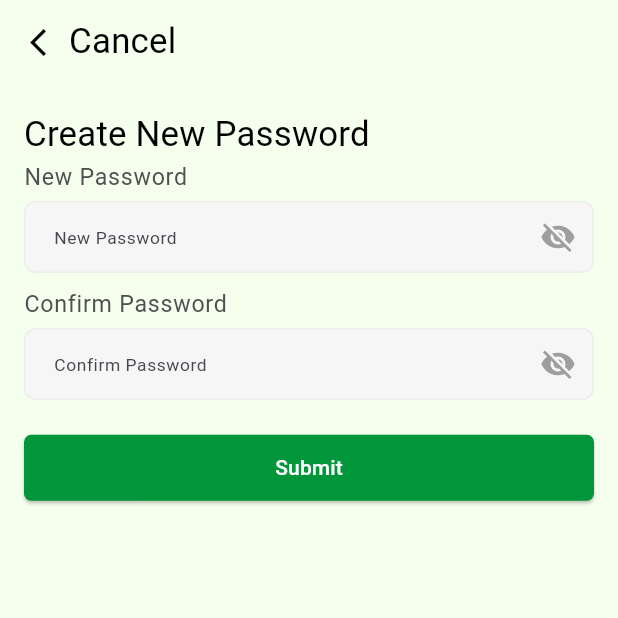
After one commit to nhahub/NHA-228, a Flutter app: the CreateNewPasswordScreen screen opened directly, on a phone screen of 412 x 824 dp, the top half of it. The commit adds this screen. Run offline on Flutter 3.47's test engine with Material 3 defaults, Android fonts, the light colour scheme and no system bars; our stand-ins replace firebase_auth, firebase_core, flutter_bloc, flutter_screenutil, go_router; accounts and stored records are empty; Roboto replaces fonts that are missing (otama.ep).

Commit message:
Finish the password creation page (Fatima's task) and add the app routers file

```diff
--- a/nha_228/lib/core/constants/app_strings.dart
+++ b/nha_228/lib/core/constants/app_strings.dart
@@ -42,7 +42,7 @@ class AppStrings {
   static const String confirmOtp = 'Confirm';
   static const String resendCode = 'Resend Code in 00:59';
 
-  static const String resetPasswordTitle = 'Create New Password';
+  static const String createNewPassword = 'Create New Password';
   static const String newPassword = 'New Password';
   static const String submit = 'Submit';
 
@@ -95,7 +95,7 @@ class AppStrings {
   static const dateOfBirth = "Date of Birth";
   static const save = "save";
 
-   static const String fieldRequired = "This field is required";
+  static const String fieldRequired = "This field is required";
 
   // Email
   static const String emailEmpty = "Please enter your email";
@@ -103,7 +103,8 @@ class AppStrings {
 
   // Password
   static const String passwordEmpty = "Please enter your password";
-  static const String passwordTooShort = "Password must be at least 6 characters";
+  static const String passwordTooShort =
+      "Password must be at least 6 characters";
 
   // Confirm Password
   static const String confirmPasswordEmpty = "Please confirm your password";
@@ -111,10 +112,11 @@ class AppStrings {
 
   // First Name
   static const String firstNameEmpty = "Please enter your first name";
-  static const String firstNameTooShort = "First name must be at least 2 characters";
+  static const String firstNameTooShort =
+      "First name must be at least 2 characters";
 
   // Last Name
   static const String lastNameEmpty = "Please enter your last name";
-  static const String lastNameTooShort = "Last name must be at least 2 characters";
-
+  static const String lastNameTooShort =
+      "Last name must be at least 2 characters";
 }
--- a/nha_228/lib/core/constants/app_values.dart
+++ b/nha_228/lib/core/constants/app_values.dart
@@ -4,15 +4,16 @@ class AppValues {
   static double h44 = 44.h;
   static double h10 = 10.h;
   static double h16 = 16.h;
+  static double h24 = 24.h;
   static double sp38 = 38.sp;
   static double sp14 = 14.sp;
   static double r8 = 8.r;
   static double w18 = 18.w;
-   static double padding = 18.w;
+  static double padding = 18.w;
   static double buttonHeight = 44.h;
   static double splashSpacing = 10.h;
   static double fieldSpacing = 16.h;
   static double titleFontSize = 38.sp;
   static double subtitleFontSize = 14.sp;
-  static double fieldBoarderRadius=16.r;
+  static double fieldBoarderRadius = 16.r;
 }
--- /dev/null
+++ b/nha_228/lib/core/utils/app_routers.dart
@@ -0,0 +1,31 @@
+import 'package:go_router/go_router.dart';
+import 'package:nha_228/features/auth/screens/login_screen.dart';
+import 'package:nha_228/features/auth/screens/register_screen.dart';
+import 'package:nha_228/features/home/screens/home_screen.dart';
+import 'package:nha_228/features/splash/screens/splash_screen.dart';
+
+abstract class AppRouter {
+  static const homeScreen = '/HomeScreen';
+  static const searchScreen = '/SearchScreen';
+  static const loginScreen = '/LoginScreen';
+  static const registerScreen = '/RegisterScreen';
+
+  static final router = GoRouter(
+    routes: [
+      GoRoute(path: '/', builder: (context, state) => const SplashScreen()),
+      GoRoute(path: loginScreen, builder: (context, state) => LoginScreen()),
+      GoRoute(
+        path: registerScreen,
+        builder: (context, state) => RegisterScreen(),
+      ),
+      //   GoRoute(
+      //     path: searchScreen,
+      //     builder: (context, state) => const SearchScreen(),
+      //   ),
+      GoRoute(
+        path: homeScreen,
+        builder: (context, state) => const HomeScreen(),
+      ),
+    ],
+  );
+}
--- /dev/null
+++ b/nha_228/lib/core/widgets/custom_app_bar.dart
@@ -0,0 +1,44 @@
+import 'package:flutter/material.dart';
+
+class CustomAppBar extends StatelessWidget implements PreferredSizeWidget {
+  final String title;
+
+  const CustomAppBar({super.key, required this.title});
+
+  @override
+  Widget build(BuildContext context) {
+    final isRtl = Directionality.of(context) == TextDirection.rtl;
+
+    return AppBar(
+      backgroundColor: Colors.transparent,
+      elevation: 0,
+      automaticallyImplyLeading: false,
+      title: Row(
+        mainAxisSize: MainAxisSize.min,
+        children: [
+          InkWell(
+            onTap: () => Navigator.pop(context),
+            child: Padding(
+              padding: const EdgeInsets.symmetric(horizontal: 4),
+              child: Icon(
+                isRtl ? Icons.arrow_forward_ios : Icons.arrow_back_ios,
+                color: Colors.black,
+                size: 22,
+              ),
+            ),
+          ),
+          Text(
+            title,
+            style: Theme.of(context).textTheme.titleMedium?.copyWith(
+              color: Colors.black,
+              fontFamily: 'otama.ep',
+            ),
+          ),
+        ],
+      ),
+    );
+  }
+
+  @override
+  Size get preferredSize => const Size.fromHeight(kToolbarHeight);
+}
--- /dev/null
+++ b/nha_228/lib/features/auth/screens/create_new_passward_screen.dart
@@ -0,0 +1,111 @@
+import 'package:flutter/material.dart';
+import 'package:firebase_auth/firebase_auth.dart';
+import 'package:go_router/go_router.dart';
+import 'package:nha_228/core/constants/app_strings.dart';
+import 'package:nha_228/core/constants/app_values.dart';
+import 'package:nha_228/core/utils/app_routers.dart';
+import 'package:nha_228/core/widgets/custom_app_bar.dart';
+import 'package:nha_228/core/widgets/custom_botton.dart';
+import 'package:nha_228/features/auth/widgets/custom_snack_bar.dart';
+import 'package:nha_228/features/auth/widgets/custom_text_filed.dart';
+
+class CreateNewPasswordScreen extends StatelessWidget {
+  CreateNewPasswordScreen({super.key});
+
+  final _formKey = GlobalKey<FormState>();
+  final newPasswordController = TextEditingController();
+  final confirmPasswordController = TextEditingController();
+
+  @override
+  Widget build(BuildContext context) {
+    return Scaffold(
+      appBar: const CustomAppBar(title: AppStrings.cancel),
+      body: SingleChildScrollView(
+        padding: const EdgeInsets.all(16.0),
+        child: Form(
+          key: _formKey,
+          child: Column(
+            crossAxisAlignment: CrossAxisAlignment.stretch,
+            children: [
+              Align(
+                alignment: Alignment.centerLeft,
+                child: Text(
+                  AppStrings.createNewPassword,
+                  style: Theme.of(context).textTheme.titleMedium?.copyWith(
+                    fontFamily: 'otama.ep',
+                    color: Colors.black,
+                  ),
+                  textAlign: TextAlign.center,
+                ),
+              ),
+              CustomTextField(
+                controller: newPasswordController,
+                hintText: AppStrings.newPassword,
+                isPassword: true,
+                validator: (value) {
+                  if (value == null || value.isEmpty) {
+                    return "Please enter new password";
+                  }
+                  if (value.length < 6) {
+                    return "Password must be at least 6 characters";
+                  }
+                  return null;
+                },
+              ),
+              SizedBox(height: AppValues.h10),
+              CustomTextField(
+                controller: confirmPasswordController,
+                hintText: AppStrings.confirmPassword,
+                isPassword: true,
+                validator: (value) {
+                  if (value == null || value.isEmpty) {
+                    return "Please confirm password";
+                  }
+                  if (value != newPasswordController.text) {
+                    return "Passwords do not match";
+                  }
+                  return null;
+                },
+              ),
+              SizedBox(height: AppValues.h24),
+              CustomButton(
+                title: AppStrings.submit,
+                onPressed: () async {
+                  if (_formKey.currentState!.validate()) {
+                    try {
+                      User? user = FirebaseAuth.instance.currentUser;
+
+                      if (user != null) {
+                        await user.updatePassword(
+                          newPasswordController.text.trim(),
+                        );
+                        CustomSnackBar.show(
+                          context,
+                          "Password updated successfully",
+                          backgroundColor: Colors.green,
+                        );
+                        context.go(AppRouter.loginScreen);
+                      } else {
+                        CustomSnackBar.show(
+                          context,
+                          "No authenticated user found",
+                          backgroundColor: Colors.red,
+                        );
+                      }
+                    } catch (e) {
+                      CustomSnackBar.show(
+                        context,
+                        "Error: $e",
+                        backgroundColor: Colors.red,
+                      );
+                    }
+                  }
+                },
+              ),
+            ],
+          ),
+        ),
+      ),
+    );
+  }
+}
--- a/nha_228/lib/main.dart
+++ b/nha_228/lib/main.dart
@@ -2,7 +2,7 @@ import 'package:firebase_core/firebase_core.dart';
 import 'package:flutter/material.dart';
 import 'package:flutter_screenutil/flutter_screenutil.dart';
 import 'package:nha_228/core/theme/app_theme.dart';
-import 'package:nha_228/features/splash/screens/splash_screen.dart';
+import 'package:nha_228/core/utils/app_routers.dart';
 import 'package:nha_228/firebase_options.dart';
 
 void main() async {
@@ -21,8 +21,8 @@ class Krakibak extends StatelessWidget {
       minTextAdapt: true,
       splitScreenMode: true,
       builder: (context, child) {
-        return MaterialApp(
-          home: const SplashScreen(),
+        return MaterialApp.router(
+          routerConfig: AppRouter.router,
           debugShowCheckedModeBanner: false,
           theme: appTheme(),
         );
--- a/nha_228/pubspec.yaml
+++ b/nha_228/pubspec.yaml
@@ -35,6 +35,7 @@ dependencies:
     sdk: flutter
   flutter_bloc: ^9.1.1
   flutter_screenutil: ^5.9.3
+  go_router: ^16.2.4
 
 dev_dependencies:
   flutter_lints: ^5.0.0
@@ -53,7 +54,6 @@ flutter:
   # To add assets to your application, add an assets section, like this:
   assets:
     - assets/images/
-
   # An image asset can refer to one or more resolution-specific "variants", see
   # https://flutter.dev/to/resolution-aware-images
   # For details regarding adding assets from package dependencies, see
```
Also changed, not shown: nha_228/lib/features/auth/screens/login_screen.dart (+3 -5 lines), nha_228/lib/features/auth/screens/register_screen.dart (+8 -10 lines), nha_228/lib/features/splash/widgets/onboarding_footer.dart (+35 -24 lines), nha_228/lib/features/splash/widgets/third_onboard_widget.dart (line endings or trailing spaces), nha_228/pubspec.lock.
